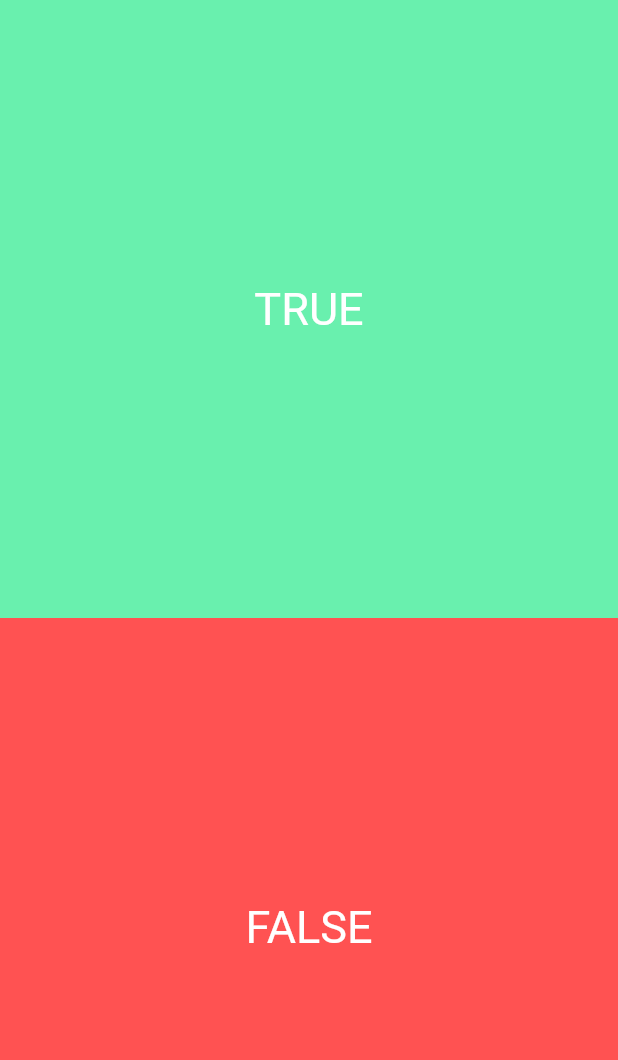
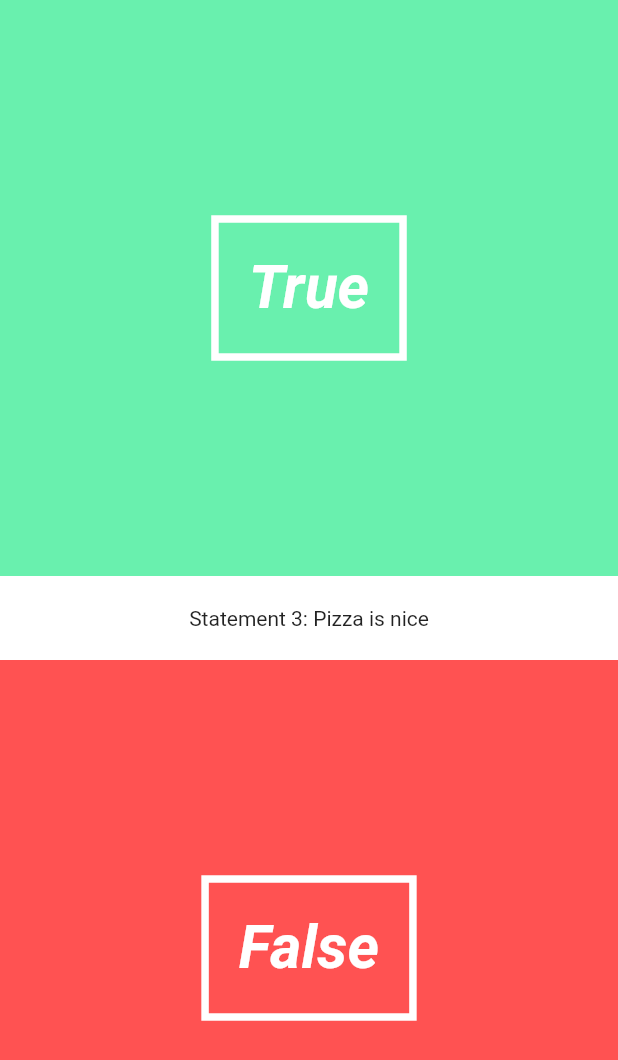
Before and after one commit to kautukkundan/Quiz-App, a Flutter app: the screen it shows after launch, on a phone screen of 412 x 824 dp. Shown: the top 1060 px of the screen. Run offline on Flutter 3.47's test engine with Material 2 defaults, Android fonts, the phone set to English and light mode, and no system bars.

Commit message:
added questions banner

```diff
--- a/lib/UI/answer_button.dart
+++ b/lib/UI/answer_button.dart
@@ -17,7 +17,13 @@ class AnswerButton extends StatelessWidget {
         onTap: ()=> _onTap(),
         child: new Center(
           child: new Container(
-            child: new Text(_answer == true ? "TRUE" : "FALSE", style: new TextStyle(fontSize: 30.0, color: Colors.white),),
+            decoration: new BoxDecoration(
+              border: new Border.all(color: Colors.white, width: 5.0),
+            ),
+            padding: new EdgeInsets.all(20.0),
+            child: new Text(_answer == true ? "True" : "False",
+            style: new TextStyle(fontSize: 40.0, color: Colors.white, fontWeight:FontWeight.bold, fontStyle: FontStyle.italic),
+            ),
           ),
         ),
       ),
--- /dev/null
+++ b/lib/UI/question_text.dart
@@ -0,0 +1,25 @@
+import 'package:flutter/material.dart';
+
+class QuestionText extends StatefulWidget {
+  final String _question;
+  final int _questionNumber;
+
+  QuestionText(this._question, this._questionNumber);
+
+  @override
+  State createState() => new QuestionTextState();
+}
+
+class QuestionTextState extends State<QuestionText> {
+  Widget build(BuildContext context) {
+    return new Material(
+      color: Colors.white,
+      child: new Padding(
+        padding: new EdgeInsets.symmetric(vertical: 20.0),
+        child: new Center(
+        child: new Text("Statement " + widget._questionNumber.toString() +": " + widget._question),
+      ),
+      ),
+    );
+  }
+}
--- a/lib/pages/quiz_page.dart
+++ b/lib/pages/quiz_page.dart
@@ -3,6 +3,7 @@ import 'package:flutter/material.dart';
 import '../utils/question.dart';
 import '../utils/quiz.dart';
 import '../UI/answer_button.dart';
+import '../UI/question_text.dart';
 
 class QuizPage extends StatefulWidget {
   @override
@@ -18,6 +19,7 @@ class QuizPageState extends State<QuizPage> {
           //This is our main page
           children: <Widget>[
             new AnswerButton(true, () => print("You Answered True")),
+            new QuestionText("Pizza is nice", 3),
             new AnswerButton(false, () => print("You Answered False"))
           ],
         )
```
